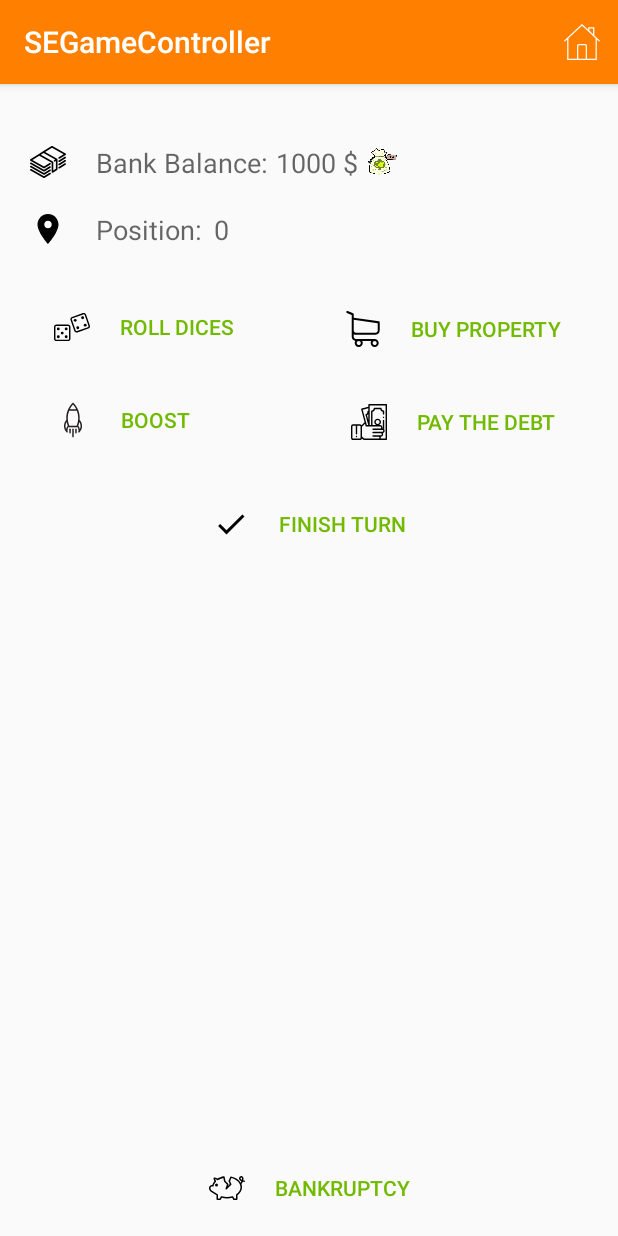
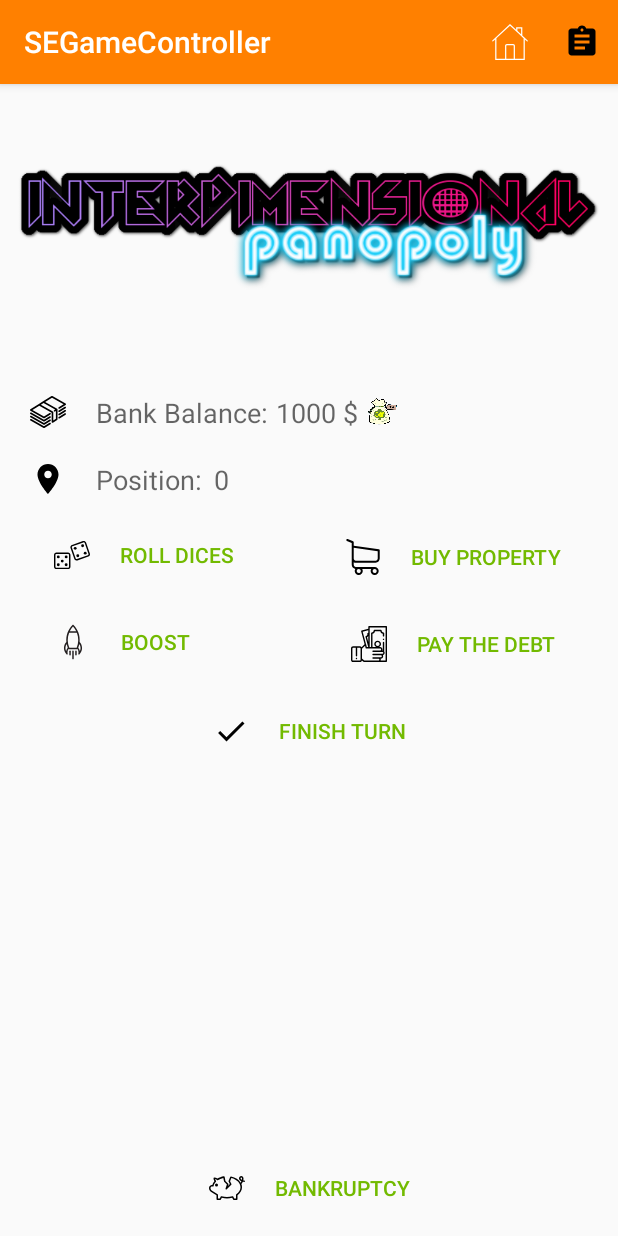
Before and after one commit to Brian1231/Software-Engineeging-Project---COMP30050, an Android app: the MainActivity screen opened directly, with no data from a screen before it, on a phone screen of 412 x 824 dp. Run offline under Robolectric (Android 15) with nearby library versions, the phone set to English and light mode, and no system bars; our stand-ins replace Picasso; pictures from the network do not load; 14 statements that could not run were skipped.

Commit message:
image property and property name in main screen

```diff
--- a/android/SEGameController/app/src/main/java/pw/jcollado/segamecontroller/model/App.kt
+++ b/android/SEGameController/app/src/main/java/pw/jcollado/segamecontroller/model/App.kt
@@ -85,7 +85,8 @@ abstract class App : AppCompatActivity(), AsyncResponse {
         Player.fuel = responseJSON.getInt("fuel")
         Player.id = responseJSON.getInt("id")
         Player.colour = responseJSON.getInt("colour")
-        Player.position = responseJSON.getInt("position")
+        Player.position = responseJSON.getString("position")
+        Player.action_info.add(responseJSON.getString("action_info"))
 
         preferences.character = charactername
         if (!Player.properties.isEmpty()) {
--- a/android/SEGameController/app/src/main/java/pw/jcollado/segamecontroller/model/Player.kt
+++ b/android/SEGameController/app/src/main/java/pw/jcollado/segamecontroller/model/Player.kt
@@ -12,11 +12,12 @@ object Player {
 
      var character: String = ""
      var balance: Int = 0
-     var position: Int = 0
+     var position: String = ""
      var fuel: Int = 0
      var id: Int = 0
      var colour: Int = 0
      var properties: ArrayList<Property> = ArrayList()
+     var action_info:  ArrayList<String> = ArrayList()
 
 
 
--- a/android/SEGameController/app/src/main/java/pw/jcollado/segamecontroller/utils/CardsAdapter.kt
+++ b/android/SEGameController/app/src/main/java/pw/jcollado/segamecontroller/utils/CardsAdapter.kt
@@ -42,7 +42,7 @@ class CardsAdapter(val items: List<Property>,val sellFunction: (Property) -> Uni
         fun initData(item: Property) = with(itemView) {
             title.text = item.id
             priceTx.text = item.price.toString()
-            Picasso.get().load("http://52.48.249.220/worlds/${item.id}.jpg").placeholder(R.drawable.placeholder).into(thumbnail)
+            Picasso.get().load(context.getPropertyImageURL(item.id)).placeholder(R.drawable.placeholder).into(thumbnail)
             val intColor = item.color
             val hexColor = "#" + Integer.toHexString(intColor).substring(2)
             val color = Color.parseColor(hexColor)
--- a/android/SEGameController/app/src/main/java/pw/jcollado/segamecontroller/utils/Extensions.kt
+++ b/android/SEGameController/app/src/main/java/pw/jcollado/segamecontroller/utils/Extensions.kt
@@ -26,6 +26,11 @@ fun Context.loadDialog(con: Context,message:String){
         progressBar?.show()
 
 }
+
+fun Context.getPropertyImageURL(propertyName:String): String{
+  return "http://52.48.249.220/worlds/$propertyName.jpg"
+
+}
 fun Context.closeLoadingDialog(){
 
     progressBar?.dismiss()
--- /dev/null
+++ b/android/SEGameController/app/src/main/res/drawable/ic_feed.xml
@@ -0,0 +1,9 @@
+<vector xmlns:android="http://schemas.android.com/apk/res/android"
+        android:width="24dp"
+        android:height="24dp"
+        android:viewportWidth="24.0"
+        android:viewportHeight="24.0">
+    <path
+        android:fillColor="#FF000000"
+        android:pathData="M19,3h-4.18C14.4,1.84 13.3,1 12,1c-1.3,0 -2.4,0.84 -2.82,2L5,3c-1.1,0 -2,0.9 -2,2v14c0,1.1 0.9,2 2,2h14c1.1,0 2,-0.9 2,-2L21,5c0,-1.1 -0.9,-2 -2,-2zM12,3c0.55,0 1,0.45 1,1s-0.45,1 -1,1 -1,-0.45 -1,-1 0.45,-1 1,-1zM14,17L7,17v-2h7v2zM17,13L7,13v-2h10v2zM17,9L7,9L7,7h10v2z"/>
+</vector>
--- a/android/SEGameController/app/src/main/res/layout/activity_main.xml
+++ b/android/SEGameController/app/src/main/res/layout/activity_main.xml
@@ -59,7 +59,7 @@
         android:layout_width="wrap_content"
         android:layout_height="wrap_content"
         android:layout_marginStart="20dp"
-        android:layout_marginTop="8dp"
+        android:layout_marginTop="12dp"
         android:layout_weight="1"
         android:drawableLeft="@drawable/ic_money"
         android:drawablePadding="20dp"
@@ -77,7 +77,7 @@
         android:layout_height="wrap_content"
         android:layout_marginEnd="16dp"
         android:layout_marginStart="16dp"
-        android:layout_marginTop="30dp"
+        android:layout_marginTop="15dp"
         android:background="@android:color/transparent"
         android:drawableLeft="@drawable/ic_dices"
         android:drawablePadding="20dp"
@@ -96,7 +96,7 @@
         android:layout_height="wrap_content"
         android:layout_marginEnd="16dp"
         android:layout_marginStart="16dp"
-        android:layout_marginTop="14dp"
+        android:layout_marginTop="10dp"
         android:background="@android:color/transparent"
         android:drawableLeft="@drawable/ic_pay"
         android:drawablePadding="20dp"
@@ -115,7 +115,7 @@
         android:layout_height="wrap_content"
         android:layout_marginEnd="16dp"
         android:layout_marginStart="16dp"
-        android:layout_marginTop="14dp"
+        android:layout_marginTop="10dp"
         android:background="@android:color/transparent"
         android:drawableLeft="@drawable/ic_boost"
         android:drawablePadding="20dp"
@@ -135,7 +135,7 @@
         android:layout_height="wrap_content"
         android:layout_marginEnd="16dp"
         android:layout_marginStart="16dp"
-        android:layout_marginTop="30dp"
+        android:layout_marginTop="15dp"
         android:background="@android:color/transparent"
         android:drawableLeft="@drawable/ic_shopping_cart"
         android:drawablePadding="20dp"
@@ -154,7 +154,7 @@
         android:layout_height="wrap_content"
         android:layout_marginEnd="8dp"
         android:layout_marginStart="8dp"
-        android:layout_marginTop="20dp"
+        android:layout_marginTop="10dp"
         android:background="@android:color/transparent"
         android:drawableLeft="@drawable/ic_done"
         android:drawablePadding="20dp"
@@ -183,7 +183,7 @@
         android:layout_width="wrap_content"
         android:layout_height="wrap_content"
         android:layout_marginStart="5dp"
-        android:layout_marginTop="8dp"
+        android:layout_marginTop="12dp"
         android:text="1000 $"
         android:textAppearance="@style/TextAppearance.AppCompat.Medium"
         app:layout_constraintStart_toEndOf="@+id/balanceTitle"
@@ -195,7 +195,7 @@
         android:layout_height="0dp"
         android:layout_marginTop="50dp"
         android:orientation="horizontal"
-        app:layout_constraintGuide_begin="32dp"
+        app:layout_constraintGuide_begin="195dp"
         app:layout_constraintTop_toTopOf="parent" />
 
     <ImageView
@@ -203,10 +203,23 @@
         android:layout_width="21dp"
         android:layout_height="19dp"
         android:layout_marginStart="5dp"
-        android:layout_marginTop="10dp"
+        android:layout_marginTop="14dp"
         app:layout_constraintStart_toEndOf="@+id/balanceTX"
         app:layout_constraintTop_toTopOf="@+id/guideline2"
         app:srcCompat="@drawable/schmeckles" />
 
+    <ImageView
+        android:id="@+id/positionImage"
+        android:layout_width="0dp"
+        android:layout_height="0dp"
+        android:layout_marginEnd="8dp"
+        android:layout_marginStart="8dp"
+        android:layout_marginTop="8dp"
+        app:layout_constraintBottom_toTopOf="@+id/guideline2"
+        app:layout_constraintEnd_toEndOf="parent"
+        app:layout_constraintStart_toStartOf="parent"
+        app:layout_constraintTop_toTopOf="parent"
+        app:srcCompat="@drawable/joinlogo" />
+
 
 </android.support.constraint.ConstraintLayout>
--- a/android/SEGameController/app/src/main/res/menu/menu_main.xml
+++ b/android/SEGameController/app/src/main/res/menu/menu_main.xml
@@ -5,5 +5,8 @@
         android:icon="@drawable/ic_house"
         app:showAsAction="always"
         android:title="properties" />
-
+    <item android:id="@+id/feedMenu"
+        android:icon="@drawable/ic_feed"
+        app:showAsAction="always"
+        android:title="feed" />
 </menu>
--- a/android/SEGameController/app/src/main/res/values/strings.xml
+++ b/android/SEGameController/app/src/main/res/values/strings.xml
@@ -24,4 +24,5 @@
     <string name="character_name_resume">You were playing as: </string>
     <string name="resume_game">Resume game</string>
     <string name="new_game">New game</string>
+    <string name="no_feed">No feed</string>
 </resources>
```
Also changed, not shown: android/SEGameController/app/src/main/java/pw/jcollado/segamecontroller/mainActivity/MainActivity.kt (+7 -1 lines), android/SEGameController/app/src/main/res/layout/activity_feed.xml (added, +35 -0 lines).
